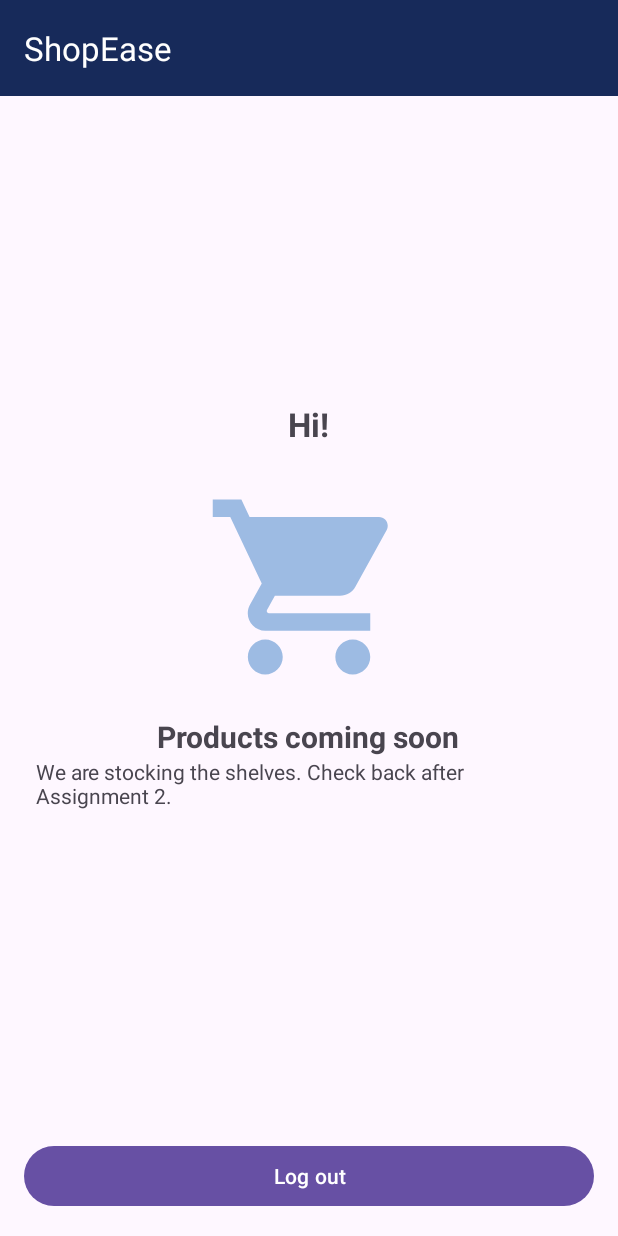
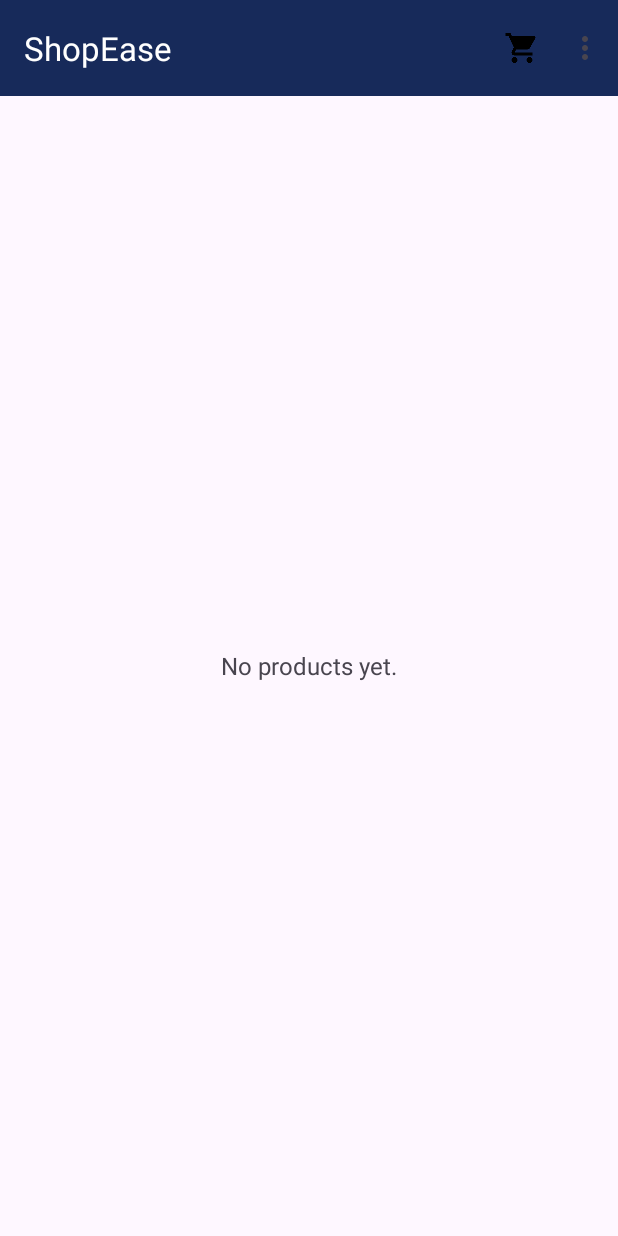
Before and after one commit to fuzail-04/shopease-23cs27, an Android app: the screen it shows after launch once a user with an empty profile is signed in (ProductListActivity), on a phone screen of 412 x 824 dp. Run offline under Robolectric (Android 15) with nearby library versions, the phone set to English and light mode, and no system bars; our stand-ins replace Firebase (no records; nobody signed in at launch, a user with empty details on screens opened directly).

Commit message:
feat(products): show product list from Firestore

```diff
--- /dev/null
+++ b/app/src/main/java/pk/edu/nfciet/shopease/ProductAdapter.java
@@ -0,0 +1,82 @@
+package pk.edu.nfciet.shopease;
+
+import android.view.LayoutInflater;
+import android.view.View;
+import android.view.ViewGroup;
+import android.widget.ImageView;
+import android.widget.TextView;
+
+import androidx.annotation.NonNull;
+import androidx.recyclerview.widget.RecyclerView;
+
+import com.bumptech.glide.Glide;
+
+import java.util.ArrayList;
+import java.util.List;
+
+public class ProductAdapter
+        extends RecyclerView.Adapter<ProductAdapter.Holder> {
+
+    public interface OnProductClick {
+        void open(Product p);
+    }
+
+    private final List<Product> items = new ArrayList<>();
+    private final OnProductClick onClick;
+
+    public ProductAdapter(OnProductClick onClick) {
+        this.onClick = onClick;
+    }
+
+    public void setItems(List<Product> list) {
+        items.clear();
+        items.addAll(list);
+        notifyDataSetChanged();
+    }
+
+    @NonNull
+    @Override
+    public Holder onCreateViewHolder(
+            @NonNull ViewGroup parent, int viewType) {
+
+        View v = LayoutInflater.from(parent.getContext())
+                .inflate(R.layout.item_product, parent, false);
+
+        return new Holder(v);
+    }
+
+    @Override
+    public void onBindViewHolder(
+            @NonNull Holder h, int position) {
+
+        Product p = items.get(position);
+
+        h.title.setText(p.title);
+        h.price.setText("Rs " + p.price);
+
+        Glide.with(h.itemView)
+                .load(p.imageUrl)
+                .into(h.image);
+
+        h.itemView.setOnClickListener(
+                v -> onClick.open(p));
+    }
+
+    @Override
+    public int getItemCount() {
+        return items.size();
+    }
+
+    static class Holder extends RecyclerView.ViewHolder {
+
+        ImageView image;
+        TextView title, price;
+
+        Holder(View v) {
+            super(v);
+            image = v.findViewById(R.id.ivImage);
+            title = v.findViewById(R.id.tvTitle);
+            price = v.findViewById(R.id.tvPrice);
+        }
+    }
+}
--- a/app/src/main/java/pk/edu/nfciet/shopease/ProductListActivity.java
+++ b/app/src/main/java/pk/edu/nfciet/shopease/ProductListActivity.java
@@ -2,65 +2,118 @@ package pk.edu.nfciet.shopease;
 
 import android.content.Intent;
 import android.os.Bundle;
+import android.view.Menu;
+import android.view.MenuItem;
+import android.view.View;
+import android.widget.ProgressBar;
 import android.widget.TextView;
 
+import androidx.annotation.NonNull;
 import androidx.appcompat.app.AppCompatActivity;
+import androidx.recyclerview.widget.GridLayoutManager;
+import androidx.recyclerview.widget.RecyclerView;
 
 import com.google.firebase.auth.FirebaseAuth;
-import com.google.firebase.auth.FirebaseUser;
 import com.google.firebase.firestore.FirebaseFirestore;
 
+import java.util.List;
+
 public class ProductListActivity extends AppCompatActivity {
+
+    private ProductAdapter adapter;
+    private ProgressBar progress;
+    private TextView tvMessage;
 
     @Override
     protected void onCreate(Bundle savedInstanceState) {
         super.onCreate(savedInstanceState);
         setContentView(R.layout.activity_product_list);
 
-        FirebaseUser user =
-                FirebaseAuth.getInstance().getCurrentUser();
-
-        if (user == null) {
+        if (FirebaseAuth.getInstance().getCurrentUser() == null) {
             goToLogin();
             return;
         }
 
-        TextView tvHello = findViewById(R.id.tvHello);
+        setSupportActionBar(findViewById(R.id.toolbar));
+
+        progress = findViewById(R.id.progress);
+        tvMessage = findViewById(R.id.tvMessage);
+
+        RecyclerView rv = findViewById(R.id.rvProducts);
+        rv.setLayoutManager(new GridLayoutManager(this, 2));
+
+        adapter = new ProductAdapter(p -> {
+            Intent i = new Intent(
+                    this, ProductDetailActivity.class);
+            i.putExtra("productId", p.id);
+            startActivity(i);
+        });
+
+        rv.setAdapter(adapter);
+        loadProducts();
+    }
+
+    private void loadProducts() {
+        progress.setVisibility(View.VISIBLE);
+        tvMessage.setVisibility(View.GONE);
 
         FirebaseFirestore.getInstance()
-                .collection("users")
-                .document(user.getUid())
+                .collection("products")
                 .get()
-                .addOnSuccessListener(doc -> {
+                .addOnSuccessListener(snap -> {
+                    progress.setVisibility(View.GONE);
 
-                    String name = doc.getString("name");
+                    List<Product> list =
+                            snap.toObjects(Product.class);
 
-                    if (name != null) {
-                        tvHello.setText("Hi, " + name);
+                    adapter.setItems(list);
+
+                    if (list.isEmpty()) {
+                        showMessage("No products yet.");
                     }
-                });
-
-        findViewById(R.id.btnLogout)
-                .setOnClickListener(v -> {
-
-                    FirebaseAuth.getInstance().signOut();
-                    goToLogin();
-
+                })
+                .addOnFailureListener(e -> {
+                    progress.setVisibility(View.GONE);
+                    showMessage(
+                            "Could not load products. Tap to retry.");
+                    tvMessage.setOnClickListener(
+                            v -> loadProducts());
                 });
     }
 
+    private void showMessage(String text) {
+        tvMessage.setText(text);
+        tvMessage.setVisibility(View.VISIBLE);
+    }
+
+    @Override
+    public boolean onCreateOptionsMenu(Menu menu) {
+        getMenuInflater().inflate(R.menu.menu_main, menu);
+        return true;
+    }
+
+    @Override
+    public boolean onOptionsItemSelected(
+            @NonNull MenuItem item) {
+
+        if (item.getItemId() == R.id.action_cart) {
+            startActivity(
+                    new Intent(this, CartActivity.class));
+            return true;
+
+        } else if (item.getItemId() == R.id.action_logout) {
+            FirebaseAuth.getInstance().signOut();
+            goToLogin();
+            return true;
+        }
+
+        return super.onOptionsItemSelected(item);
+    }
+
     private void goToLogin() {
-
-        Intent i = new Intent(
-                this,
-                LoginActivity.class
-        );
-
-        i.setFlags(
-                Intent.FLAG_ACTIVITY_NEW_TASK |
-                        Intent.FLAG_ACTIVITY_CLEAR_TASK
-        );
-
+        Intent i = new Intent(this, LoginActivity.class);
+        i.setFlags(Intent.FLAG_ACTIVITY_NEW_TASK |
+                Intent.FLAG_ACTIVITY_CLEAR_TASK);
         startActivity(i);
     }
 }
--- a/app/src/main/res/layout/activity_product_list.xml
+++ b/app/src/main/res/layout/activity_product_list.xml
@@ -14,50 +14,31 @@
         app:title="@string/app_name"
         app:titleTextColor="@android:color/white" />
 
-    <LinearLayout
+    <FrameLayout
         android:layout_width="match_parent"
         android:layout_height="0dp"
-        android:layout_weight="1"
-        android:gravity="center"
-        android:orientation="vertical"
-        android:padding="24dp">
+        android:layout_weight="1">
+
+        <androidx.recyclerview.widget.RecyclerView
+            android:id="@+id/rvProducts"
+            android:layout_width="match_parent"
+            android:layout_height="match_parent"
+            android:padding="6dp" />
+
+        <ProgressBar
+            android:id="@+id/progress"
+            android:layout_width="wrap_content"
+            android:layout_height="wrap_content"
+            android:layout_gravity="center" />
 
         <TextView
-            android:id="@+id/tvHello"
+            android:id="@+id/tvMessage"
             android:layout_width="wrap_content"
             android:layout_height="wrap_content"
-            android:text="Hi!"
-            android:textSize="22sp"
-            android:textStyle="bold" />
+            android:layout_gravity="center"
+            android:padding="24dp"
+            android:visibility="gone"
+            android:textSize="16sp" />
 
-        <ImageView
-            android:layout_width="140dp"
-            android:layout_height="140dp"
-            android:layout_marginTop="24dp"
-            android:src="@drawable/ic_shopping_cart"
-            android:contentDescription="@string/app_name"
-            app:tint="#9DBBE3" />
-
-        <TextView
-            android:layout_width="wrap_content"
-            android:layout_height="wrap_content"
-            android:layout_marginTop="16dp"
-            android:text="Products coming soon"
-            android:textSize="20sp"
-            android:textStyle="bold" />
-
-        <TextView
-            android:layout_width="wrap_content"
-            android:layout_height="wrap_content"
-            android:text="We are stocking the shelves. Check back after Assignment 2." />
-
-    </LinearLayout>
-
-    <Button
-        android:id="@+id/btnLogout"
-        android:layout_width="match_parent"
-        android:layout_height="wrap_content"
-        android:layout_margin="16dp"
-        android:text="Log out" />
-
+    </FrameLayout>
 </LinearLayout>
--- /dev/null
+++ b/app/src/main/res/menu/menu_main.xml
@@ -0,0 +1,16 @@
+<?xml version="1.0" encoding="utf-8"?>
+<menu xmlns:android="http://schemas.android.com/apk/res/android"
+    xmlns:app="http://schemas.android.com/apk/res-auto">
+
+    <item
+        android:id="@+id/action_cart"
+        android:title="Cart"
+        android:icon="@drawable/ic_shopping_cart"
+        app:showAsAction="ifRoom" />
+
+    <item
+        android:id="@+id/action_logout"
+        android:title="Log out"
+        app:showAsAction="never" />
+
+</menu>
--- a/app/src/main/res/values/colors.xml
+++ b/app/src/main/res/values/colors.xml
@@ -4,4 +4,5 @@
     <color name="white">#FFFFFFFF</color>
     <color name="brand_navy">#172A5A</color>
     <color name="brand_orange">#F4AB3E</color>
+
 </resources>
```
Also changed, not shown: app/src/main/AndroidManifest.xml (+12 -9 lines), app/src/main/java/pk/edu/nfciet/shopease/CartActivity.java (added, +24 -0 lines), app/src/main/java/pk/edu/nfciet/shopease/ProductDetailActivity.java (added, +24 -0 lines), app/src/main/res/layout/activity_cart.xml (added, +10 -0 lines), app/src/main/res/layout/activity_product_detail.xml (added, +10 -0 lines), app/src/main/res/layout/item_product.xml (added, +34 -0 lines).
